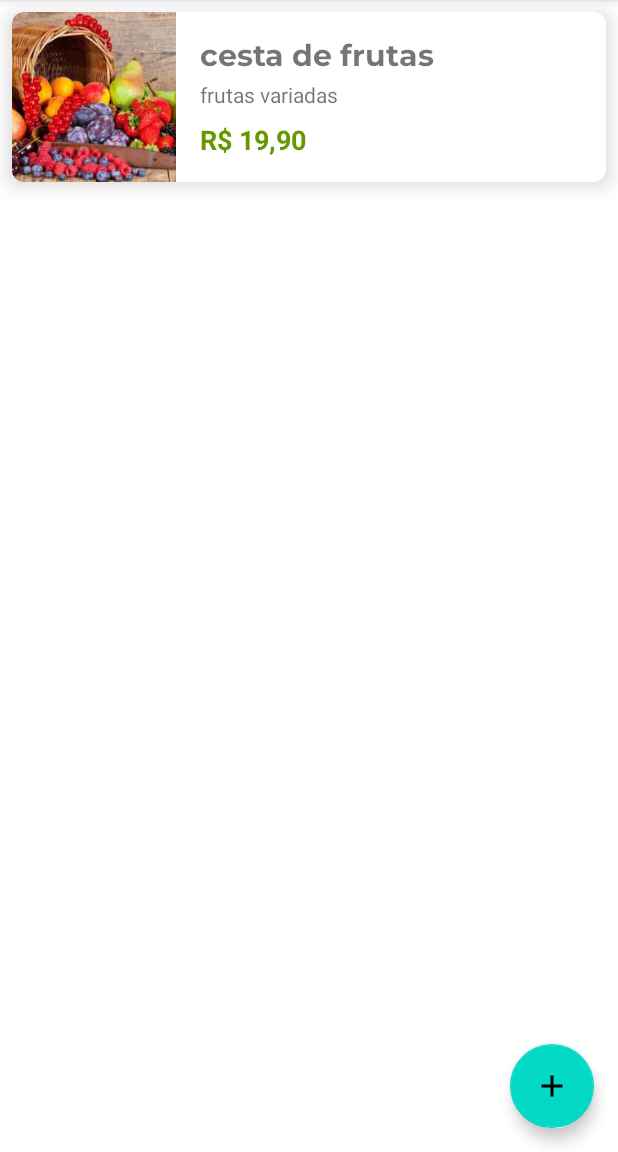
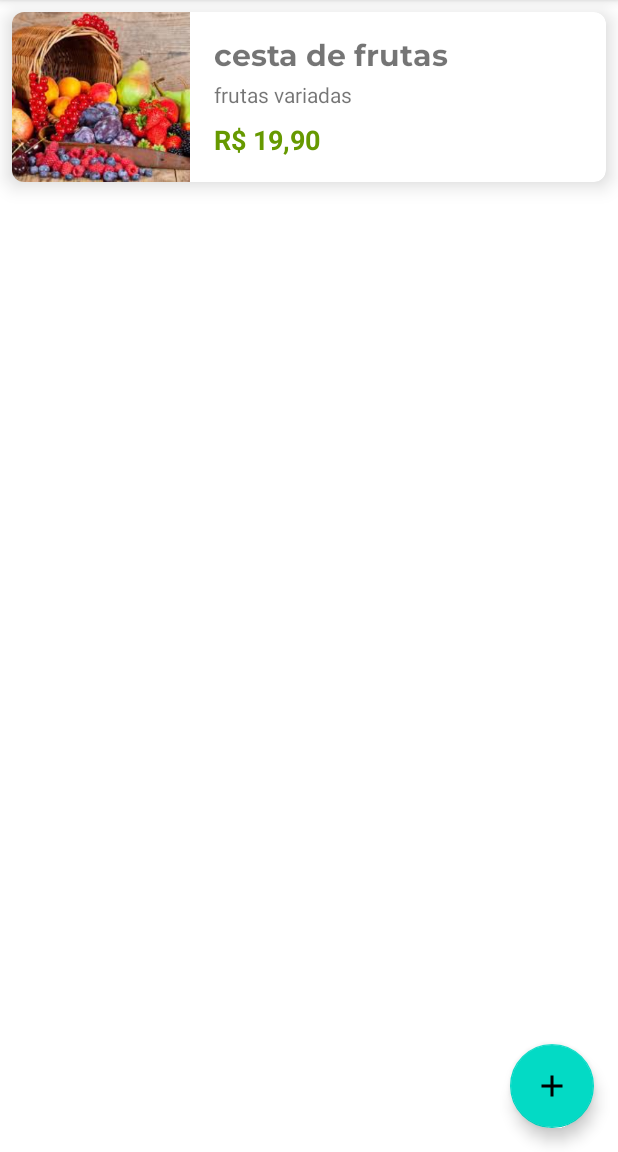
Before and after one commit to eulucasm/kotlin_alura, an Android app: the screen it shows after launch (ListaProdutosActivity), on a phone screen of 412 x 824 dp, the part 84-1236 px from its top. Run offline under Robolectric (Android 15) with nearby library versions, the phone set to English and light mode, and no system bars; Roboto replaces fonts that are not available here.

Commit message:
utilizando porcentagem em constrantes

```diff
--- a/app/src/main/res/layout/produto_item.xml
+++ b/app/src/main/res/layout/produto_item.xml
@@ -18,7 +18,6 @@
             android:layout_height="wrap_content"
             android:layout_margin="16dp"
             android:ellipsize="end"
-            app:layout_constraintHorizontal_weight="7"
             android:fontFamily="@font/montserrat_bold"
             android:maxLines="1"
             android:textSize="20sp"
@@ -68,7 +67,7 @@
             android:id="@+id/imageView"
             android:layout_width="0dp"
             android:layout_height="0dp"
-            app:layout_constraintHorizontal_weight="3"
+            app:layout_constraintWidth_percent="0.3"
             android:scaleType="centerCrop"
             app:layout_constraintBottom_toBottomOf="parent"
             app:layout_constraintEnd_toStartOf="@id/produto_item_nome"
```
